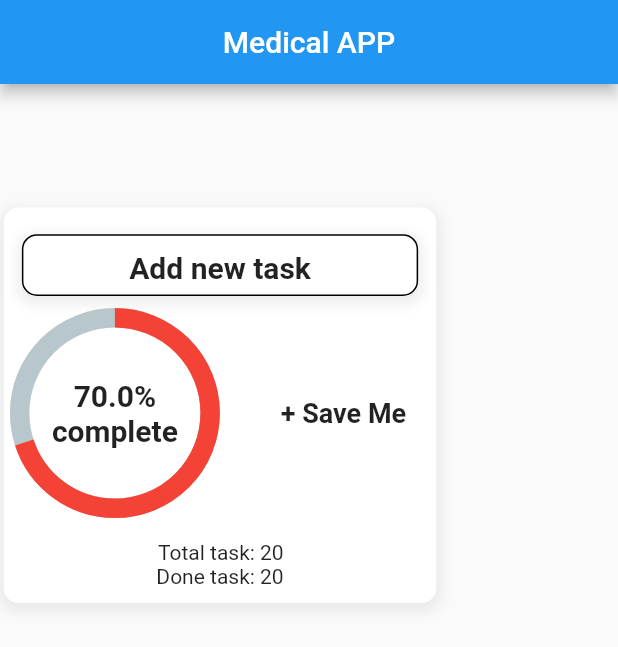
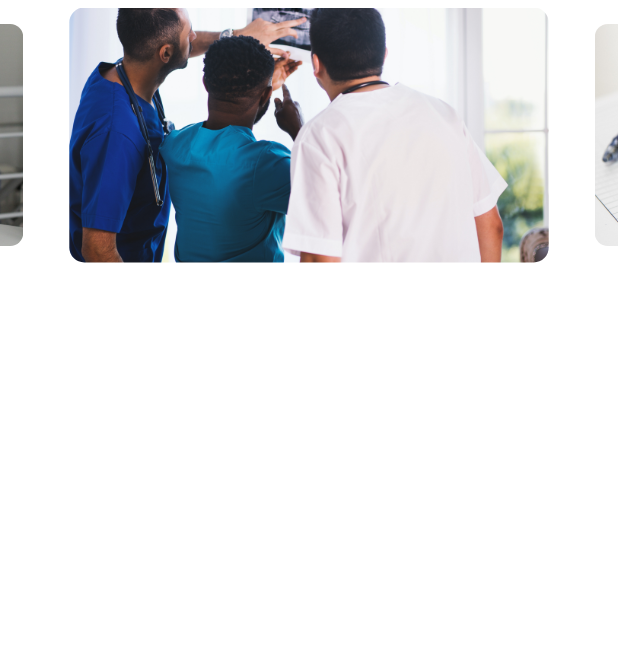
Before and after one commit to IsmailParacha/OLX, a Flutter app: the screen it shows after launch, on a phone screen of 412 x 824 dp. Shown: the top 647 px of the screen. Run offline on Flutter 3.47's test engine with Material 2 defaults, Android fonts, the phone set to English and light mode, and no system bars; drawn by our look-alikes of carousel_slider, percent_indicator.

Commit message:
3rd commit

```diff
--- a/lib/Myhome.dart
+++ b/lib/Myhome.dart
@@ -1,7 +1,6 @@
-// ignore_for_file: camel_case_types
-
 import 'package:flutter/material.dart';
 import 'package:percent_indicator/percent_indicator.dart';
+import 'package:carousel_slider/carousel_slider.dart';
 
 class myHome extends StatefulWidget {
   const myHome({Key? key}) : super(key: key);
@@ -10,6 +9,7 @@ class myHome extends StatefulWidget {
 }
 
 class _myHomeState extends State<myHome> {
+  CarouselController buttonCarouselController = CarouselController();
   @override
   Widget build(BuildContext context) {
     return Scaffold(
--- a/lib/main.dart
+++ b/lib/main.dart
@@ -1,4 +1,5 @@
 import 'package:flutter/material.dart';
+import 'package:medicalapp/slider.dart';
 import './myhome.dart';
 
 void main() {
@@ -11,7 +12,7 @@ class home extends StatelessWidget {
   @override
   Widget build(BuildContext context) {
     return const MaterialApp(
-      home: myHome(),
+      home: slider(),
     );
   }
 }
--- /dev/null
+++ b/lib/slider.dart
@@ -0,0 +1,57 @@
+import 'package:carousel_slider/carousel_slider.dart';
+import 'package:flutter/material.dart';
+import 'package:flutter/src/foundation/key.dart';
+import 'package:flutter/src/widgets/framework.dart';
+
+class slider extends StatelessWidget {
+  const slider({Key? key}) : super(key: key);
+
+  @override
+  Widget build(BuildContext context) {
+    return ListView(children: <Widget>[
+      CarouselSlider(
+        options: CarouselOptions(
+            height: 180.0,
+            aspectRatio: 16 / 9,
+            enlargeCenterPage: true,
+            autoPlayCurve: Curves.fastOutSlowIn,
+            enableInfiniteScroll: true,
+            autoPlay: true,
+            autoPlayInterval: Duration(seconds: 2),
+            viewportFraction: 0.8),
+        items: [
+          Container(
+            margin: EdgeInsets.all(5.0),
+            decoration: BoxDecoration(
+              borderRadius: BorderRadius.circular(10.0),
+              image: DecorationImage(
+                image: AssetImage("assets/image/1.jpg"),
+                fit: BoxFit.cover,
+              ),
+            ),
+          ),
+          Container(
+            margin: EdgeInsets.all(5.0),
+            decoration: BoxDecoration(
+              borderRadius: BorderRadius.circular(10.0),
+              image: DecorationImage(
+                image: AssetImage("assets/image/2.jpg"),
+                fit: BoxFit.cover,
+              ),
+            ),
+          ),
+          Container(
+            margin: EdgeInsets.all(5.0),
+            decoration: BoxDecoration(
+              borderRadius: BorderRadius.circular(10.0),
+              image: DecorationImage(
+                image: AssetImage("assets/image/3.jpg"),
+                fit: BoxFit.cover,
+              ),
+            ),
+          )
+        ],
+      ),
+    ]);
+  }
+}
```
Also changed, not shown: pubspec.yaml (+5 -2 lines), assets/image/1.jpg (added), assets/image/2.jpg (added), assets/image/3.jpg (added), pubspec.lock.
